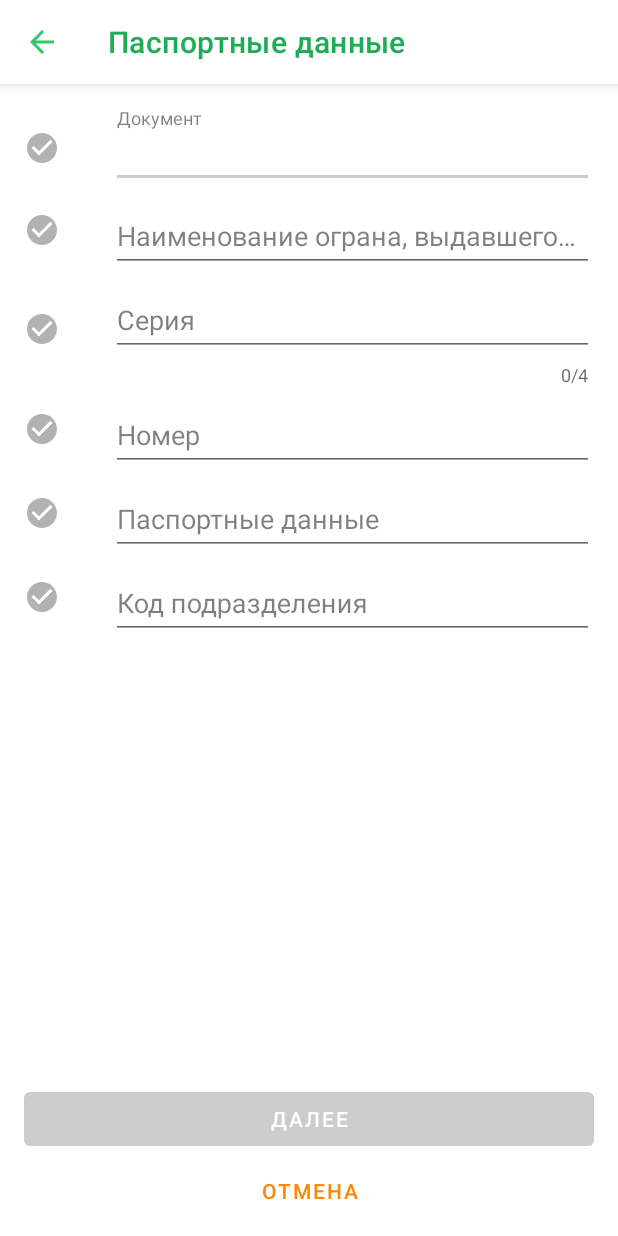
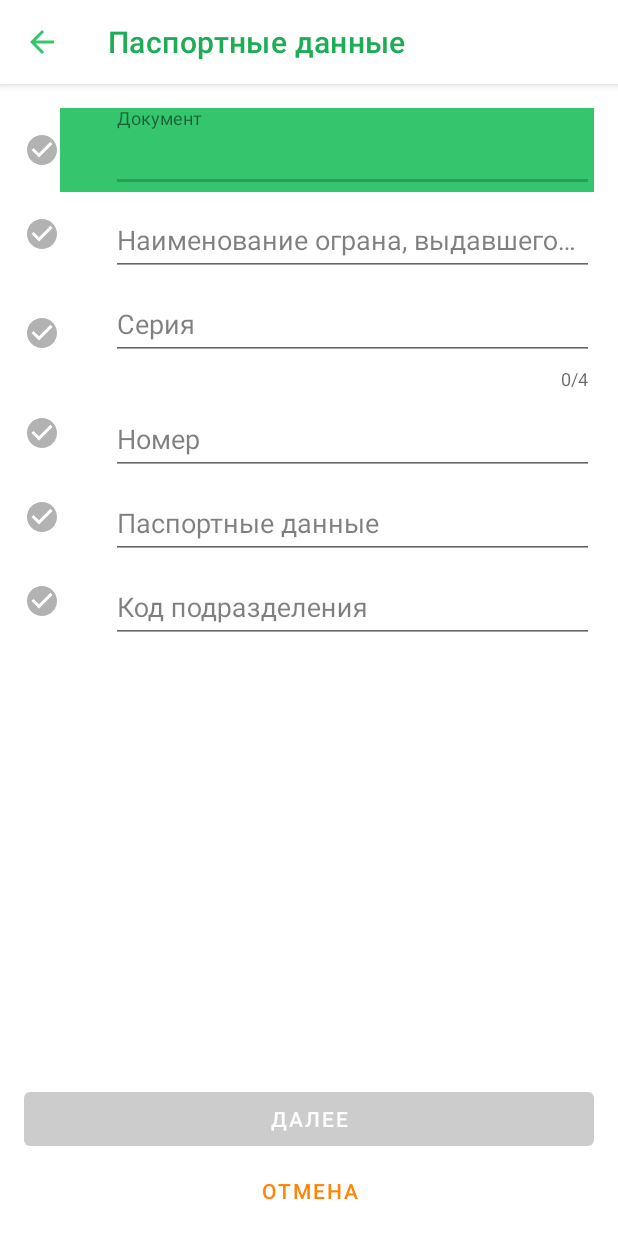
Before and after one commit to LightM2/Project, an Android app: the layout main_fragment.xml on its own in the app's theme, with its tools: preview values and no code run, on a phone screen of 412 x 824 dp. Run offline under Robolectric (Android 15) with nearby library versions, the phone set to English and light mode, and no system bars.

```diff
--- /dev/null
+++ b/app/src/main/java/com/example/project/MyLinearLayout.kt
@@ -0,0 +1,47 @@
+package com.example.project
+
+import android.content.Context
+import android.util.AttributeSet
+import android.util.Log
+import android.view.Gravity
+import android.view.View
+import android.view.ViewGroup
+import android.widget.ImageView
+import androidx.appcompat.widget.LinearLayoutCompat
+import com.google.android.material.textfield.TextInputLayout
+
+class MyLinearLayout : LinearLayoutCompat {
+  @JvmOverloads
+  constructor(
+    context: Context,
+    attrs: AttributeSet? = null,
+    defStyleAttr: Int = 0
+  ) : super(context, attrs, defStyleAttr)
+
+  private var iconImageView: ImageView = ImageView(context)
+  /*private var textInputLayout: TextInputLayout = TextInputLayout(context)*/
+  private var focusET = false
+
+  init {
+    iconImageView.setImageResource(R.drawable.ic_check_circle_default)
+    val paramsIV = LayoutParams(LayoutParams.WRAP_CONTENT, LayoutParams.WRAP_CONTENT)
+    paramsIV.gravity = Gravity.CENTER
+    iconImageView.layoutParams = paramsIV
+    this.addView(iconImageView, paramsIV)
+
+  }
+
+  override fun addView(child: View?, params: ViewGroup.LayoutParams?) {
+    super.addView(child, params)
+    if (child is TextInputLayout) {
+      child.editText?.setOnFocusChangeListener { v, hasFocus ->
+        Log.d("myteg", "$hasFocus")
+        if (hasFocus) {
+          focusET = true
+        }
+      }
+    }
+
+  }
+
+}
--- /dev/null
+++ b/app/src/main/res/drawable/selector_til.xml
@@ -0,0 +1,10 @@
+<?xml version="1.0" encoding="utf-8"?>
+<selector xmlns:android="http://schemas.android.com/apk/res/android">
+  <item android:state_focused="true"
+      android:drawable="@color/colorFocusedTextInputLayout"/>
+  <item android:state_enabled="true"
+      android:drawable="@color/colorDefaultTextInputLayout"/>
+  <item android:state_enabled="false"
+      android:drawable="@color/colorErrorTextInputLayout"/>
+
+</selector>
--- a/app/src/main/res/layout/main_fragment.xml
+++ b/app/src/main/res/layout/main_fragment.xml
@@ -65,7 +65,7 @@
             app:layout_constraintGuide_end="6dp"
             android:orientation="horizontal"/>
 
-        <LinearLayout android:layout_width="0dp"
+        <com.example.project.MyLinearLayout android:layout_width="0dp"
             android:id="@+id/documentLL"
             android:orientation="horizontal"
             app:layout_constraintTop_toTopOf="@+id/topGL"
@@ -73,40 +73,28 @@
             app:layout_constraintRight_toRightOf="@+id/rightGL"
             android:layout_height="wrap_content">
 
-          <ImageView android:layout_width="wrap_content"
-              android:id="@+id/documentIV"
-              android:src="@drawable/ic_check_circle_default"
-              android:layout_gravity="center_vertical"
-              android:layout_height="wrap_content"/>
-
-
           <com.google.android.material.textfield.TextInputLayout android:layout_width="match_parent"
               android:hint="@string/registration_document_title"
               android:id="@+id/documentTIL"
               style="@style/TextInputLayoutStyle"
               android:paddingLeft="@dimen/registration_left_padding_TIL"
+              android:background="@drawable/selector_til"
               android:layout_height="wrap_content">
-            <com.example.project.MyTextInputEditText
+            <com.google.android.material.textfield.TextInputEditText
                 android:layout_width="match_parent"
                 android:layout_height="wrap_content"
                 android:inputType="textCapWords"/>
           </com.google.android.material.textfield.TextInputLayout>
 
-        </LinearLayout>
+        </com.example.project.MyLinearLayout>
 
-        <LinearLayout android:layout_width="0dp"
+        <com.example.project.MyLinearLayout android:layout_width="0dp"
             android:id="@+id/placeLL"
             android:orientation="horizontal"
             app:layout_constraintTop_toBottomOf="@+id/documentLL"
             app:layout_constraintLeft_toLeftOf="@+id/leftGL"
             app:layout_constraintRight_toRightOf="@+id/rightGL"
             android:layout_height="wrap_content">
-
-          <ImageView android:layout_width="wrap_content"
-              android:id="@+id/placeIV"
-              android:src="@drawable/ic_check_circle_default"
-              android:layout_gravity="center_vertical"
-              android:layout_height="wrap_content"/>
 
           <com.google.android.material.textfield.TextInputLayout android:layout_width="match_parent"
               android:hint="@string/registration_place_document_title"
@@ -120,9 +108,9 @@
                 android:inputType="textCapWords"/>
           </com.google.android.material.textfield.TextInputLayout>
 
-        </LinearLayout>
+        </com.example.project.MyLinearLayout>
 
-        <LinearLayout android:layout_width="0dp"
+        <com.example.project.MyLinearLayout android:layout_width="0dp"
             android:id="@+id/seriesLL"
             android:orientation="horizontal"
             app:layout_constraintTop_toBottomOf="@+id/placeLL"
@@ -130,11 +118,6 @@
             app:layout_constraintRight_toRightOf="@+id/rightGL"
             android:layout_height="wrap_content">
 
-          <ImageView android:layout_width="wrap_content"
-              android:id="@+id/seriesIV"
-              android:src="@drawable/ic_check_circle_default"
-              android:layout_gravity="center_vertical"
-              android:layout_height="wrap_content"/>
 
           <com.google.android.material.textfield.TextInputLayout android:layout_width="match_parent"
               android:hint="@string/registration_series_title"
@@ -151,7 +134,7 @@
                 android:inputType="number"/>
           </com.google.android.material.textfield.TextInputLayout>
 
-        </LinearLayout>
+        </com.example.project.MyLinearLayout>
 
         <LinearLayout android:layout_width="0dp"
             android:id="@+id/numberLL"
--- a/app/src/main/res/values/colors.xml
+++ b/app/src/main/res/values/colors.xml
@@ -10,4 +10,7 @@
   <color name="colorDefaultNextButton">#33000000</color>
   <color name="colorDefaultCancelButton">#ff8503</color>
   <color name="colorHintTextColor">#80000000</color>
+  <color name="colorFocusedTextInputLayout">#35c56d</color>
+  <color name="colorErrorTextInputLayout">#ff8503</color>
+  <color name="colorDefaultTextInputLayout">#b2b2b2</color>
 </resources>
```
